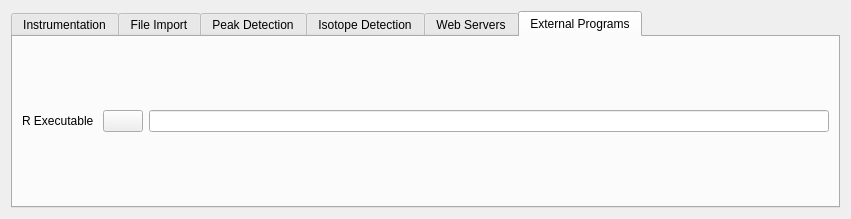
The window that mzroll/forms/settingsform.ui (ElucidataInc/ElMaven) describes before a commit, drawn with Qt 5.
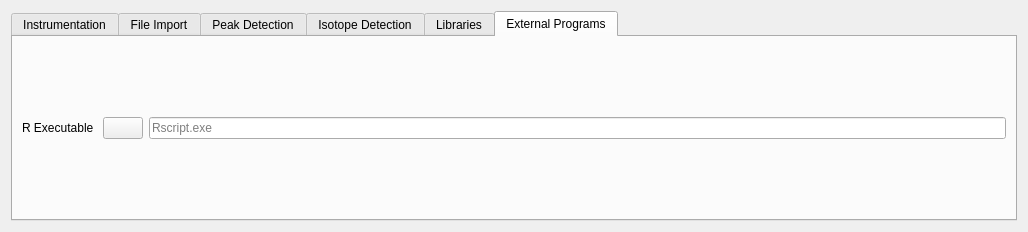
The same window after the commit. The open tabs and pages were chosen to show the change. Icons and pictures are not drawn.

The edit to the form file:
```diff
--- a/mzroll/forms/settingsform.ui
+++ b/mzroll/forms/settingsform.ui
@@ -6,8 +6,8 @@
    <rect>
     <x>0</x>
     <y>0</y>
-    <width>766</width>
-    <height>206</height>
+    <width>1028</width>
+    <height>232</height>
    </rect>
   </property>
   <property name="sizePolicy">
@@ -20,7 +20,7 @@
    <string>Options</string>
   </property>
   <layout class="QGridLayout" name="gridLayout">
-   <item row="1" column="0">
+   <item row="0" column="0">
     <widget class="QTabWidget" name="tabWidget">
      <property name="currentIndex">
       <number>0</number>
@@ -590,7 +590,7 @@
      </widget>
      <widget class="QWidget" name="tab_2">
       <attribute name="title">
-       <string>Web Servers</string>
+       <string>Libraries</string>
       </attribute>
       <layout class="QHBoxLayout" name="horizontalLayout_3">
        <item>
@@ -676,15 +676,25 @@
       <attribute name="title">
        <string>External Programs</string>
       </attribute>
-      <layout class="QGridLayout" name="gridLayout_9">
-       <item row="0" column="0">
+      <layout class="QGridLayout" name="gridLayout_5">
+       <item row="0" column="1">
         <widget class="QLabel" name="label_24">
          <property name="text">
           <string>R Executable </string>
          </property>
         </widget>
        </item>
-       <item row="0" column="1">
+       <item row="0" column="5">
+        <widget class="QLineEdit" name="Rprogram">
+         <property name="inputMask">
+          <string/>
+         </property>
+         <property name="placeholderText">
+          <string>Rscript.exe</string>
+         </property>
+        </widget>
+       </item>
+       <item row="0" column="4">
         <widget class="QPushButton" name="RProgramSelect">
          <property name="icon">
           <iconset resource="../mzroll.qrc">
@@ -692,9 +702,6 @@
          </property>
         </widget>
        </item>
-       <item row="0" column="2">
-        <widget class="QLineEdit" name="Rprogram"/>
-       </item>
       </layout>
      </widget>
     </widget>
```
Left out of the diff: 15 changed lines with no effect on the pictures.
